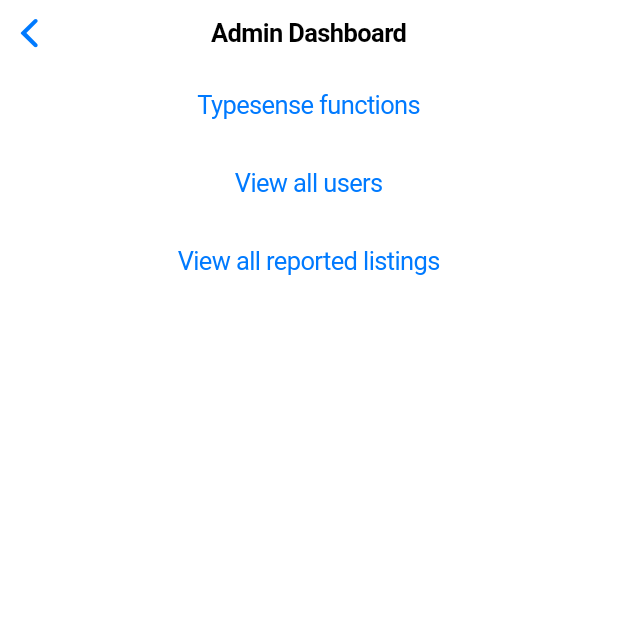
After one commit to brendantwh/DropShare, a Flutter app: the AdminDashboard screen opened by its route, on a phone screen of 412 x 824 dp, the top half of it. The commit adds this screen. Run offline on Flutter 3.47's test engine with Material 2 defaults, Android fonts, the phone set to English and light mode, and no system bars; our stand-ins replace cloud_firestore, firebase_auth, firebase_core, firebase_storage, flutter_swiper_view, image_picker; missing offline and left inert: optimized_cached_image, pinch_zoom_image_last, pull_down_button, typesense; accounts and stored records are empty.

Commit message:
Basic admin page

```diff
--- /dev/null
+++ b/lib/admin/admindashboard.dart
@@ -0,0 +1,40 @@
+import 'package:flutter/cupertino.dart';
+
+class AdminDashboard extends StatefulWidget {
+  const AdminDashboard({Key? key}) : super(key: key);
+
+  @override
+  State<AdminDashboard> createState() => _AdminPageState();
+}
+
+class _AdminPageState extends State<AdminDashboard> {
+  @override
+  Widget build(BuildContext context) {
+    return CupertinoPageScaffold(
+        navigationBar: const CupertinoNavigationBar(
+            middle: Text('Admin Dashboard')
+        ),
+        child: SafeArea(
+            minimum: const EdgeInsets.fromLTRB(20, 15, 20, 34),
+            child: Center(
+              child: Column(
+                children: [
+                  CupertinoButton(
+                      child: const Text('Typesense functions'),
+                      onPressed: () => Navigator.pushNamed(context, 'typesenseConfig')
+                  ),
+                  CupertinoButton(
+                      child: const Text('View all users'),
+                      onPressed: () => Navigator.pushNamed(context, 'userlist')
+                  ),
+                  CupertinoButton(
+                      child: const Text('View all reported listings'),
+                      onPressed: () => Navigator.pushNamed(context, 'reportlist')
+                  ),
+                ],
+              ),
+            )
+        )
+    );
+  }
+}
--- a/lib/user/dsuser.dart
+++ b/lib/user/dsuser.dart
@@ -3,19 +3,20 @@ import 'package:firebase_auth/firebase_auth.dart';
 import 'package:flutter/cupertino.dart';
 
 class DsUser {
-  static DsUser placeholder = DsUser('Loading', 'Loading', 'Loading');
+  static DsUser placeholder = DsUser('Loading', 'Loading', 'Loading', false);
 
   String username;
   String uid;
   String email;
+  bool admin = false;
 
-  DsUser(this.uid, [this.username = 'Unknown', this.email = 'Unknown']);
+  DsUser(this.uid, [this.username = 'Unknown', this.email = 'Unknown', this.admin = false]);
 
   static Future<DsUser> getMine() async {
     String myUid = FirebaseAuth.instance.currentUser?.uid ?? '';
     DocumentSnapshot<Map<String, dynamic>> data = await FirebaseFirestore.instance.collection('users').doc(myUid).get();
 
-    return DsUser(myUid, data['username'], data['email']);
+    return DsUser(myUid, data['username'], data['email'], data['admin']);
   }
 
   Future<DsUser> getFull() async {
@@ -26,7 +27,7 @@ class DsUser {
       return this;
     }
 
-    return DsUser(uid, data['username'], data['email']);
+    return DsUser(uid, data['username'], data['email'], data['admin']);
   }
 }
 
```
Also changed, not shown: lib/admin/reportlist.dart (added, +29 -0 lines), lib/admin/userlist.dart (added, +29 -0 lines), lib/main.dart (+9 -0 lines), lib/user/userpage.dart (+44 -11 lines).
